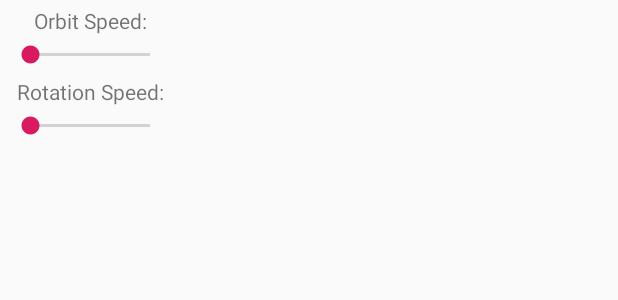
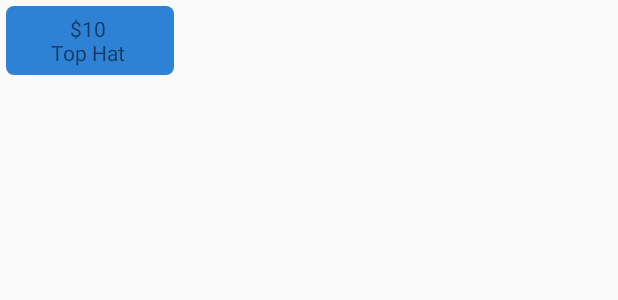
Before and after one commit to johnHaloWang/at-t_vr, an Android app: the layout menu1.xml on its own in the app's theme, with its tools: preview values and no code run, on a phone screen of 412 x 824 dp. Shown: the top 300 px of the screen. Run offline under Robolectric (Android 15) with nearby library versions, the phone set to English and light mode, and no system bars.

```diff
--- a/build.gradle
+++ b/build.gradle
@@ -41,3 +41,8 @@ sceneform.asset('sampledata/andy.obj',
         'default',
         'sampledata/andy.sfa',
         'src/main/res/raw/andy')
+
+sceneform.asset('sampledata/top hat.obj',
+        'default',
+        'sampledata/top hat.sfa',
+        'src/main/res/raw/top_hat')
--- /dev/null
+++ b/src/main/res/drawable/rounded_bg.xml
@@ -0,0 +1,20 @@
+<?xml version="1.0" encoding="UTF-8"?>
+<!--
+   Copyright 2018 Google LLC
+
+   Licensed under the Apache License, Version 2.0 (the "License");
+   you may not use this file except in compliance with the License.
+   You may obtain a copy of the License at
+
+      http://www.apache.org/licenses/LICENSE-2.0
+
+   Unless required by applicable law or agreed to in writing, software
+   distributed under the License is distributed on an "AS IS" BASIS,
+   WITHOUT WARRANTIES OR CONDITIONS OF ANY KIND, either express or implied.
+   See the License for the specific language governing permissions and
+   limitations under the License.
+-->
+<shape xmlns:android="http://schemas.android.com/apk/res/android">
+    <solid android:color="#E61976d2"/>
+    <corners android:radius="5dp"/>
+</shape>
--- a/src/main/res/layout/menu1.xml
+++ b/src/main/res/layout/menu1.xml
@@ -26,29 +26,31 @@
 
     <TextView
         android:id="@+id/orbitHeader"
+        android:padding="5dp"
         android:layout_width="match_parent"
         android:layout_height="wrap_content"
-        android:text="Orbit Speed:"
+        android:text="$10 \nTop Hat "
+        android:background="@drawable/rounded_bg"
         android:textAlignment="center" />
 
-    <SeekBar
-        android:id="@+id/orbitSpeedBar"
-        android:layout_width="match_parent"
-        android:layout_height="wrap_content"
-        android:padding="4dp" />
+    <!--<SeekBar-->
+        <!--android:id="@+id/orbitSpeedBar"-->
+        <!--android:layout_width="match_parent"-->
+        <!--android:layout_height="wrap_content"-->
+        <!--android:padding="4dp" />-->
 
-    <TextView
-        android:id="@+id/rotationHeader"
-        android:layout_width="match_parent"
-        android:layout_height="wrap_content"
-        android:text="Rotation Speed:"
-        android:textAlignment="center"
-        android:paddingTop="2dp" />
+    <!--<TextView-->
+        <!--android:id="@+id/rotationHeader"-->
+        <!--android:layout_width="match_parent"-->
+        <!--android:layout_height="wrap_content"-->
+        <!--android:text="Rotation Speed:"-->
+        <!--android:textAlignment="center"-->
+        <!--android:paddingTop="2dp" />-->
 
-    <SeekBar
-        android:id="@+id/rotationSpeedBar"
-        android:layout_width="match_parent"
-        android:layout_height="wrap_content"
-        android:padding="4dp" />
+    <!--<SeekBar-->
+        <!--android:id="@+id/rotationSpeedBar"-->
+        <!--android:layout_width="match_parent"-->
+        <!--android:layout_height="wrap_content"-->
+        <!--android:padding="4dp" />-->
 
 </LinearLayout>
```
Also changed, not shown: src/main/java/com/example/menu4/MainActivity.java (+19 -7 lines), 4 other files.
